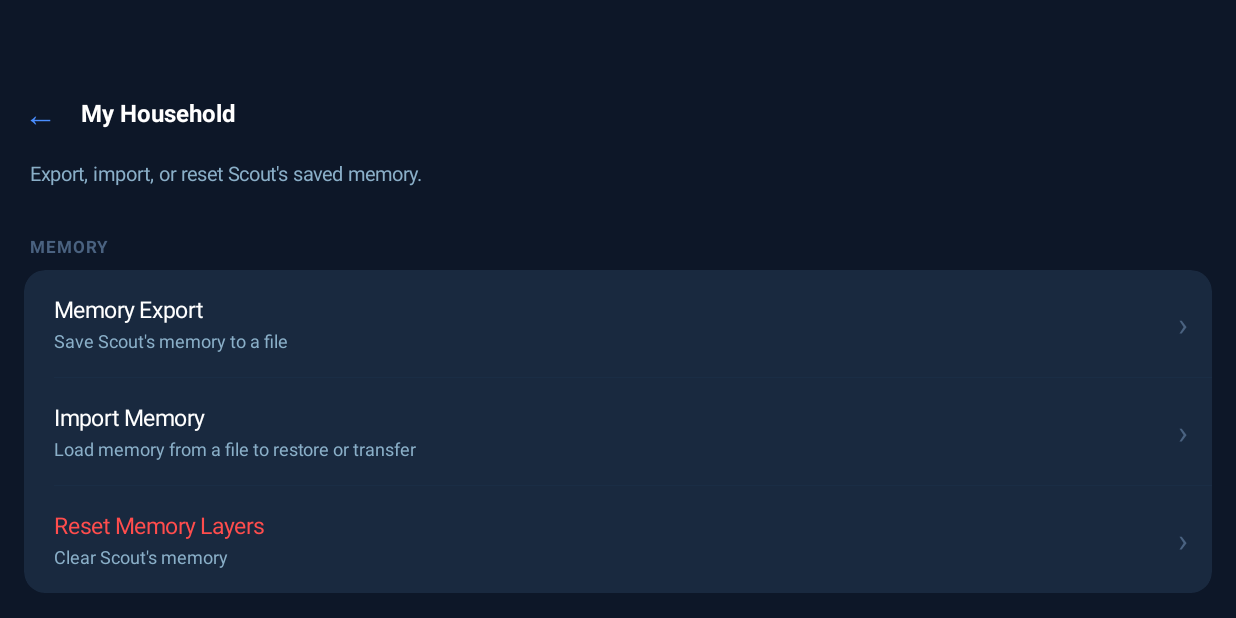
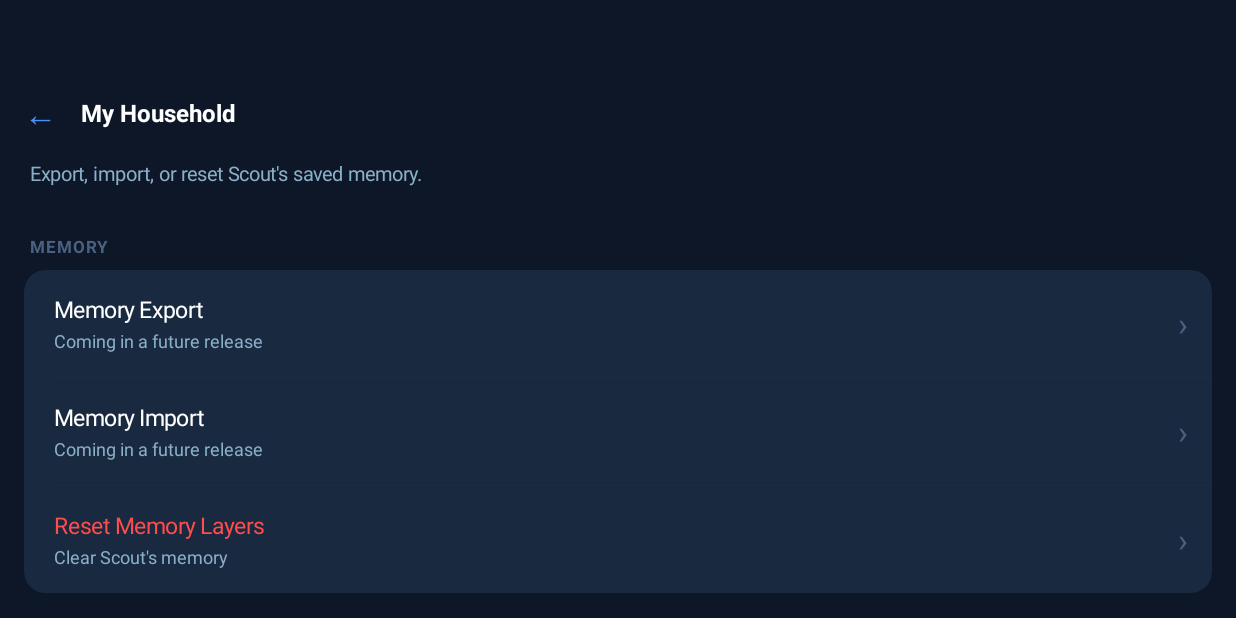
Before and after one commit to Patevan9/Scout, an Android app: the SettingsActivity screen opened directly, with no data from a screen before it, after a tap on "Memory Export", on a phone screen of 824 x 412 dp (held sideways). Run offline under Robolectric (Android 15) with nearby library versions, the phone set to English and light mode, and no system bars; 1 other tap on this screen came first.

Commit message:
Settings: mark Memory Export/Import rows as coming in a future release
Full Memory Export/Import (Replace-model restore, People/embedding
handling, HabitLayer reconciliation, rollback, versioning) was
investigated in depth but deferred past this release for stability.
This reverts the Settings-side Memory Export execution added in PR #64
and makes both Memory rows honestly reflect that state instead.

- "Memory Export" row: reverted to a simple toast -- tapping it no
  longer calls TruthDb/PeopleDb/ScoutExportManager. Subtitle now reads
  "Coming in a future release".
- "Import Memory" row renamed to "Memory Import" (consistent ordering
  with "Memory Export"), subtitle now reads "Coming in a future
  release", toast wording made consistent with the Export row.
- "Reset Memory Layers" row untouched.

Explicitly unchanged:
- The voice "export brain"/"export memory" command path
  (ScoutIntentRouter -> MainActivity.handleExportBrainIntent() ->
  MainActivity's own exportManager instance).
- ScoutExportManager.kt and the export JSON format.
- Internal identifiers (EXPORT_BRAIN, exportBrainToJson()) -- no
  Brain-to-Memory renaming performed internally.
- TruthDb, PeopleDb, HabitLayer, JournalDb, ConversationDb.

Only file changed: SettingsActivity.kt, the two Memory row
declarations.

```diff
--- a/app/src/main/java/com/example/scoutface/SettingsActivity.kt
+++ b/app/src/main/java/com/example/scoutface/SettingsActivity.kt
@@ -232,24 +232,8 @@ class SettingsActivity : AppCompatActivity() {
 
         body.addView(sectionLabel("MEMORY"))
         body.addView(cardGroup(
-            navRow("Memory Export", "", "Save Scout's memory to a file") {
-                try {
-                    TruthDb(this).use { truthDb ->
-                        PeopleDb(this).use { peopleDb ->
-                            val exportManager = ScoutExportManager(this, truthDb, peopleDb)
-                            val path = exportManager.exportBrainToJson()
-                            if (path != null && exportManager.shareJsonFileSafely(path)) {
-                                toast("Memory export ready. A share menu should open.")
-                            } else {
-                                toast("Sorry, couldn't export memory.")
-                            }
-                        }
-                    }
-                } catch (e: Exception) {
-                    toast("Error: ${e.message}")
-                }
-            },
-            navRow("Import Memory", "", "Load memory from a file to restore or transfer") { toast("Memory Import coming in a future update!") },
+            navRow("Memory Export", "", "Coming in a future release") { toast("Memory Export coming in a future release.") },
+            navRow("Memory Import", "", "Coming in a future release") { toast("Memory Import coming in a future release.") },
             navRow("Reset Memory Layers", "", "Clear Scout's memory", DESTRUCTIVE) { confirmReset() }
         ))
 
```
